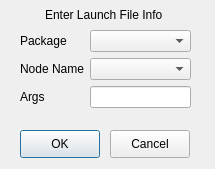
Qt form landside/catkin_ws/src/gui/resource/CVLaunchDialog.ui (DukeRobotics/robosub-ros) before a commit.
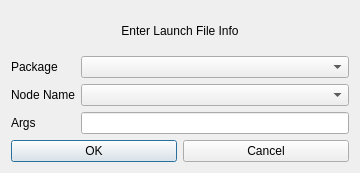
The same form after that commit.

Commit message: Integrated CVLaunchDialog and CVLaunchWidget and started GetLaunchArgs

```diff
--- a/landside/catkin_ws/src/gui/resource/CVLaunchDialog.ui
+++ b/landside/catkin_ws/src/gui/resource/CVLaunchDialog.ui
@@ -6,35 +6,40 @@
    <rect>
     <x>0</x>
     <y>0</y>
-    <width>215</width>
-    <height>169</height>
+    <width>360</width>
+    <height>173</height>
    </rect>
   </property>
+  <property name="sizePolicy">
+   <sizepolicy hsizetype="Fixed" vsizetype="Preferred">
+    <horstretch>0</horstretch>
+    <verstretch>0</verstretch>
+   </sizepolicy>
+  </property>
   <property name="windowTitle">
    <string>Form</string>
   </property>
-  <widget class="QWidget" name="formLayoutWidget">
-   <property name="geometry">
-    <rect>
-     <x>20</x>
-     <y>30</y>
-     <width>171</width>
-     <height>89</height>
-    </rect>
-   </property>
-   <layout class="QFormLayout" name="formLayout">
-    <item row="0" column="0">
-     <widget class="QLabel" name="label">
+  <layout class="QVBoxLayout" name="vertical_layout">
+   <item>
+    <widget class="QLabel" name="title_label">
+     <property name="enabled">
+      <bool>true</bool>
+     </property>
       <property name="text">
-       <string>Package</string>
+      <string>Enter Launch File Info</string>
+     </property>
+     <property name="alignment">
+      <set>Qt::AlignCenter</set>
       </property>
      </widget>
     </item>
+   <item>
+    <layout class="QFormLayout" name="form_layout">
     <item row="0" column="1">
      <widget class="QComboBox" name="package_name_box"/>
     </item>
     <item row="1" column="0">
-     <widget class="QLabel" name="label_2">
+      <widget class="QLabel" name="node_name_label">
       <property name="text">
        <string>Node Name</string>
       </property>
@@ -44,7 +49,7 @@
      <widget class="QComboBox" name="node_name_box"/>
     </item>
     <item row="2" column="0">
-     <widget class="QLabel" name="label_3">
+      <widget class="QLabel" name="args_label">
       <property name="text">
        <string>Args</string>
       </property>
@@ -53,47 +58,34 @@
     <item row="2" column="1">
      <widget class="QLineEdit" name="args_input"/>
     </item>
-   </layout>
-  </widget>
-  <widget class="QLabel" name="label_4">
-   <property name="geometry">
-    <rect>
-     <x>45</x>
-     <y>5</y>
-     <width>131</width>
-     <height>20</height>
-    </rect>
-   </property>
+     <item row="0" column="0">
+      <widget class="QLabel" name="package_name_label">
    <property name="text">
-    <string>Enter Launch File Info</string>
-   </property>
-  </widget>
+        <string>Package</string>
+       </property>
+      </widget>
+     </item>
+    </layout>
+   </item>
+   <item>
+    <layout class="QHBoxLayout" name="horizontal_layout">
+     <item>
   <widget class="QPushButton" name="accept_button">
-   <property name="geometry">
-    <rect>
-     <x>20</x>
-     <y>130</y>
-     <width>80</width>
-     <height>28</height>
-    </rect>
-   </property>
    <property name="text">
     <string>OK</string>
    </property>
   </widget>
+     </item>
+     <item>
   <widget class="QPushButton" name="cancel_button">
-   <property name="geometry">
-    <rect>
-     <x>110</x>
-     <y>130</y>
-     <width>80</width>
-     <height>28</height>
-    </rect>
-   </property>
    <property name="text">
     <string>Cancel</string>
    </property>
   </widget>
+     </item>
+    </layout>
+   </item>
+  </layout>
  </widget>
  <resources/>
  <connections/>
```
Left out of the diff: 6 changed lines with no effect on the pictures. Lines whose indentation alone changed are shown as unchanged. The commit also changes 4 other files.
